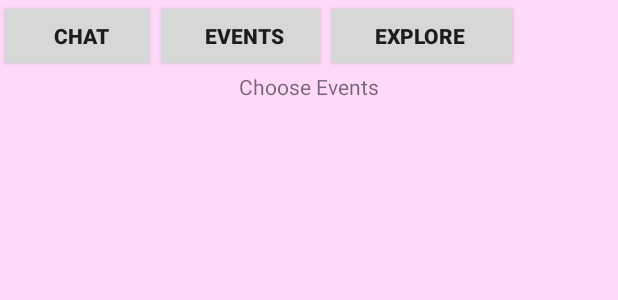
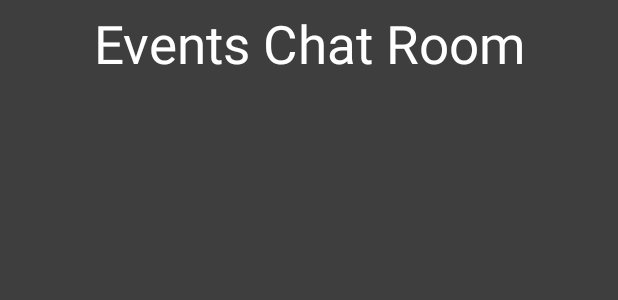
Before and after one commit to denbedilov/attender-app, an Android app: the layout activity_chat_page.xml on its own in the app's theme, with its tools: preview values and no code run, on a phone screen of 412 x 824 dp. Shown: the top 300 px of the screen. Run offline under Robolectric (Android 15) with nearby library versions, the phone set to English and light mode, and no system bars.

Commit message:
Chat UI update

```diff
--- a/Attender/app/src/main/res/layout/activity_chat_page.xml
+++ b/Attender/app/src/main/res/layout/activity_chat_page.xml
@@ -1,58 +1,42 @@
-<RelativeLayout xmlns:android="http://schemas.android.com/apk/res/android"
+<LinearLayout xmlns:android="http://schemas.android.com/apk/res/android"
     xmlns:tools="http://schemas.android.com/tools"
     android:layout_width="match_parent"
     android:layout_height="match_parent"
     tools:context="com.attender.rita.attender.ChatPageActivity"
-    android:background="#ffdaf8"
-    android:orientation="vertical">
-    <Button
-        style="?android:attr/buttonStyleSmall"
-        android:layout_width="wrap_content"
+    android:background="#c0000000"
+    android:orientation="vertical"
+    android:paddingTop="5dp"
+    android:paddingLeft="5dp"
+    android:padding="5dp"
+    android:paddingRight="5dp"
+    android:paddingBottom="5dp">
+
+    <TextView
+        android:layout_width="fill_parent"
         android:layout_height="wrap_content"
-        android:text="       Chat      "
-        android:id="@+id/chat_cmd"
-        android:layout_alignParentTop="true"
+        android:text="Events Chat Room"
+        android:layout_gravity="center_horizontal"
+        android:textSize="35dp"
+        android:textColor="#ffffffff"
+        android:gravity="center_vertical|center_horizontal">
+    </TextView>
 
-        android:textStyle="bold"/>
-
-    <Button
-        style="?android:attr/buttonStyleSmall"
-        android:layout_width="wrap_content"
-        android:layout_height="wrap_content"
-        android:text="      Events     "
-        android:id="@+id/events_cmd"
-        android:layout_alignParentTop="true"
-        android:layout_toEndOf="@+id/chat_cmd"
-        android:textStyle="bold"
-        android:onClick="eventsPressed"/>
-
-    <Button
-        style="?android:attr/buttonStyleSmall"
-        android:layout_width="wrap_content"
-        android:layout_height="wrap_content"
-        android:text="      Explore       "
-        android:id="@+id/explore_cmd"
-        android:layout_alignParentTop="true"
-        android:layout_toEndOf="@+id/events_cmd"
-        android:textStyle="bold"
-        android:onClick="explorePressed"/>
+    <Space
+        android:layout_width="20px"
+        android:layout_height="20px" />
 
     <LinearLayout
         xmlns:android="http://schemas.android.com/apk/res/android"
         android:layout_width="fill_parent"
-        android:layout_height="wrap_content"
+        android:layout_height="fill_parent"
         android:layout_below="@+id/events_cmd"
         android:orientation="vertical">
-        <TextView
-            android:layout_width="wrap_content"
-            android:layout_height="wrap_content"
-            android:text="Choose Events"
-            android:layout_gravity="center_horizontal">
-        </TextView>
+
         <ListView
             android:id="@+id/listView"
             android:layout_width="match_parent"
-            android:layout_height="wrap_content">
+            android:layout_height="wrap_content"
+            android:background="#ffffffff">
         </ListView>
     </LinearLayout>
-</RelativeLayout>
+</LinearLayout>
```
